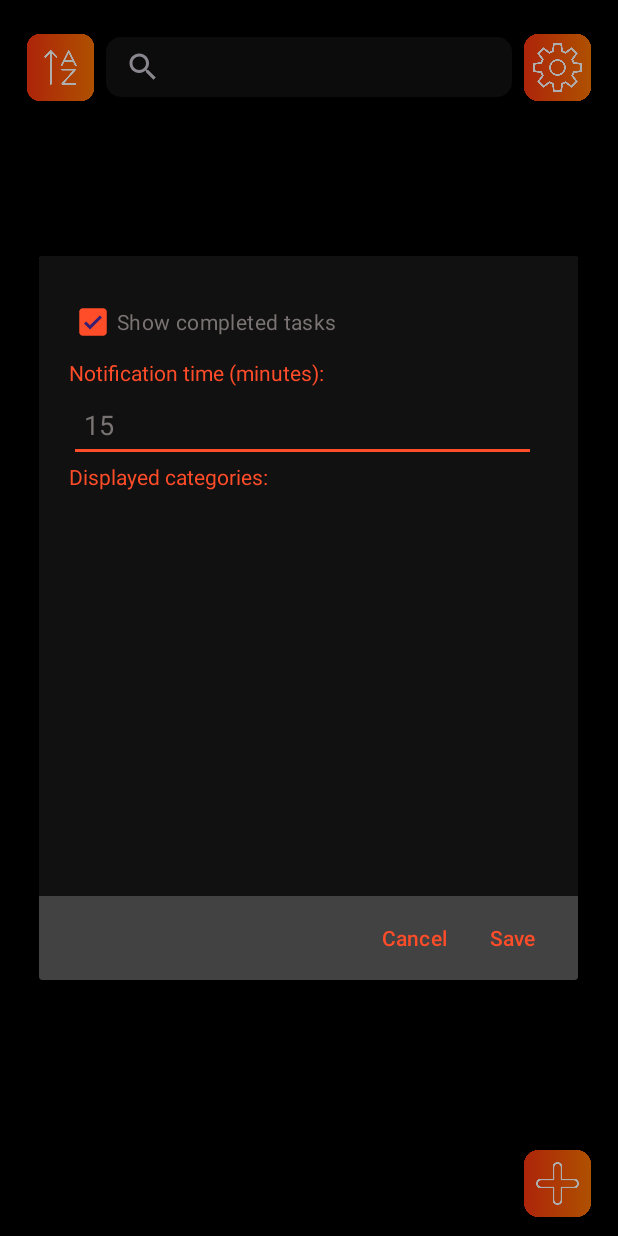
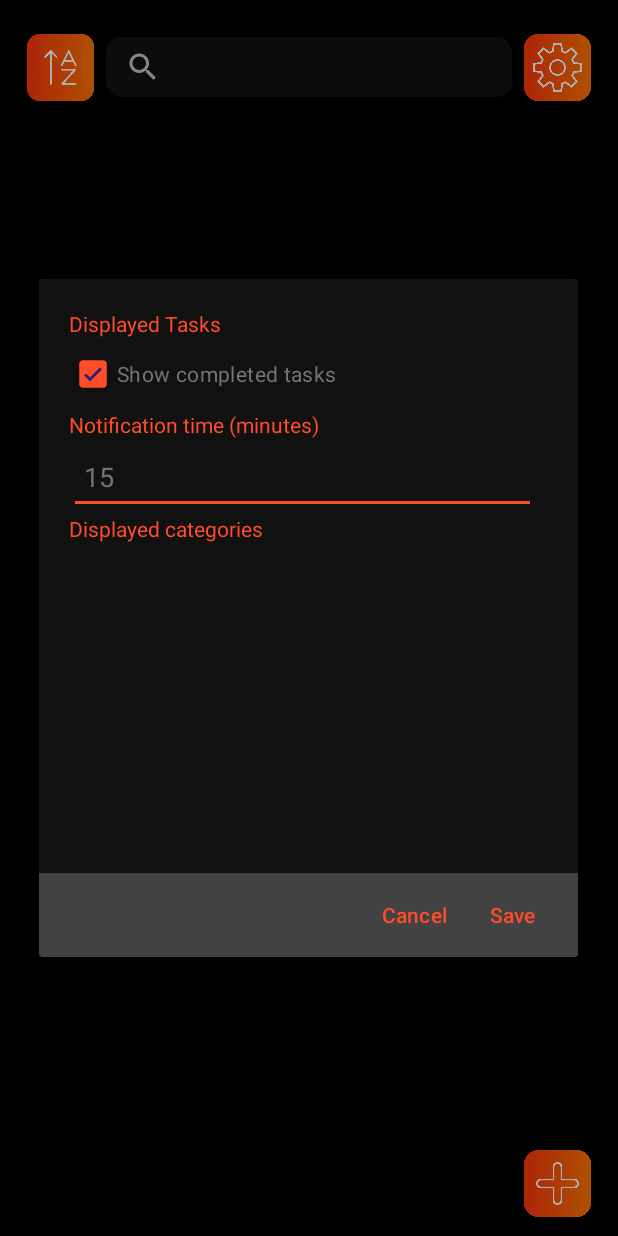
Before and after one commit to Hodgparjor/ProjektowanieAplikacjiMobilnych2024, an Android app: the screen it shows after launch (MainActivity), after a tap on an icon or button, on a phone screen of 412 x 824 dp. Run offline under Robolectric (Android 15) with nearby library versions, the phone set to English and light mode, and no system bars; 1 other tap on this screen came first.

Commit message:
Added edit view, minor UI adjustments

```diff
--- a/ToDo/app/src/main/java/com/example/todo/Adapters/TaskAdapter.java
+++ b/ToDo/app/src/main/java/com/example/todo/Adapters/TaskAdapter.java
@@ -32,11 +32,17 @@ public class TaskAdapter extends RecyclerView.Adapter<TaskViewHolder> {
     private Context context;
     private List<Task> tasksList;
     private List<Task> allTasksList;
+    private OnClick onClick;
 
-    public TaskAdapter(Context context, List<Task> tasks) {
+    public interface OnClick {
+        void onTaskClick(Task task);
+    }
+
+    public TaskAdapter(Context context, List<Task> tasks, OnClick onClick) {
         this.context = context;
         this.tasksList = tasks;
         this.allTasksList = new ArrayList<>(tasks);
+        this.onClick = onClick;
     }
 
     public void updateTasksList(List<Task> tasks) {
@@ -75,6 +81,9 @@ public class TaskAdapter extends RecyclerView.Adapter<TaskViewHolder> {
             holder.descriptionTextView.setTextColor(ContextCompat.getColor(context, R.color.white));
             holder.deadlineTextView.setTextColor(ContextCompat.getColor(context, R.color.white));
         }
+
+        holder.itemView.setOnClickListener(v -> onClick.onTaskClick(task));
+
 
         holder.deleteButton.setOnClickListener(v -> {
             try (DbHelper db = new DbHelper(context)) {
--- a/ToDo/app/src/main/res/layout/settings.xml
+++ b/ToDo/app/src/main/res/layout/settings.xml
@@ -9,6 +9,13 @@
         android:layout_width="match_parent"
         android:layout_height="match_parent"
         android:orientation="vertical">
+
+        <TextView
+            android:layout_width="wrap_content"
+            android:layout_height="wrap_content"
+            android:text="Displayed Tasks"
+            android:textColor="@color/primary"
+            android:textSize="14sp"/>
 
         <CheckBox
             android:id="@+id/showCompletedTasksCheckBox"
@@ -22,7 +29,7 @@
         <TextView
             android:layout_width="wrap_content"
             android:layout_height="wrap_content"
-            android:text="Notification time (minutes):"
+            android:text="Notification time (minutes)"
             android:textColor="@color/primary"
             android:textSize="14sp"/>
 
@@ -40,14 +47,14 @@
         <TextView
             android:layout_width="wrap_content"
             android:layout_height="wrap_content"
-            android:text="Displayed categories:"
+            android:text="Displayed categories"
             android:textColor="@color/primary"
             android:textSize="14sp"/>
 
         <androidx.recyclerview.widget.RecyclerView
             android:id="@+id/categoriesRecyclerView"
             android:layout_width="match_parent"
-            android:layout_height="250dp"
+            android:layout_height="200dp"
             android:scrollbars="vertical"/>
 
     </LinearLayout>
```
Also changed, not shown: ToDo/app/src/main/java/com/example/todo/MainActivity.java (+69 -2 lines), ToDo/app/src/main/res/layout/add_task.xml (+7 -0 lines), ToDo/app/src/main/res/layout/category_item.xml (line endings or trailing spaces).
